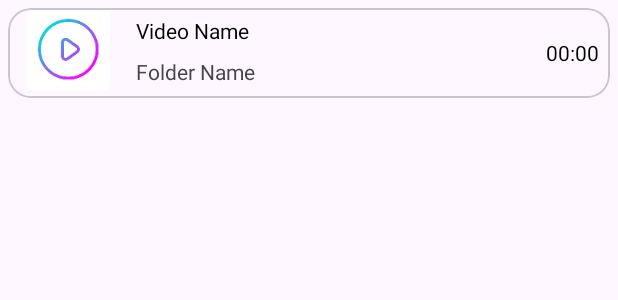
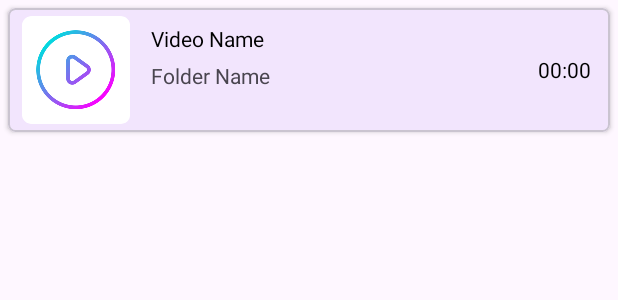
Before and after one commit to HarshAndroid/VideoPlayer, an Android app: the layout video_view.xml on its own in the app's theme, with its tools: preview values and no code run, on a phone screen of 412 x 824 dp. Shown: the top 300 px of the screen. Run offline under Robolectric (Android 15) with nearby library versions, the phone set to English and light mode, and no system bars.

Commit message:
video item new design

```diff
--- a/app/src/main/res/layout/video_view.xml
+++ b/app/src/main/res/layout/video_view.xml
@@ -1,51 +1,71 @@
 <?xml version="1.0" encoding="utf-8"?>
 <com.google.android.material.card.MaterialCardView xmlns:android="http://schemas.android.com/apk/res/android"
     xmlns:app="http://schemas.android.com/apk/res-auto"
+    style="@style/Widget.Material3.CardView.Outlined"
     android:layout_width="match_parent"
-    android:layout_height="60dp"
+    android:layout_height="wrap_content"
     android:layout_margin="5dp"
-    app:cardCornerRadius="15dp">
+    app:cardCornerRadius="5dp"
+    app:cardElevation="2dp"
+    app:contentPadding="5dp">
+
+    <androidx.constraintlayout.widget.ConstraintLayout
+        android:layout_width="match_parent"
+        android:layout_height="wrap_content">
 
         <com.google.android.material.imageview.ShapeableImageView
             android:id="@+id/videoImg"
-        android:layout_width="70dp"
-        android:layout_height="55dp"
-        android:layout_marginStart="5dp"
+            android:layout_width="80dp"
+            android:layout_height="match_parent"
             android:contentDescription="@string/image"
             android:src="@mipmap/ic_video_player"
+            app:layout_constraintBottom_toBottomOf="parent"
+            app:layout_constraintEnd_toStartOf="@id/videoName"
+            app:layout_constraintStart_toStartOf="parent"
+            app:layout_constraintTop_toTopOf="parent"
             app:shapeAppearanceOverlay="@style/curved" />
 
         <TextView
             android:id="@+id/videoName"
-        android:layout_width="match_parent"
-        android:layout_height="30dp"
-        android:layout_marginStart="80dp"
-        android:layout_marginEnd="50dp"
+            android:layout_width="0dp"
+            android:layout_height="wrap_content"
             android:gravity="center_vertical"
             android:maxLines="1"
-        android:paddingHorizontal="5dp"
+            android:paddingHorizontal="10dp"
+            android:paddingVertical="5dp"
             android:text="@string/video_name"
-        android:textColor="@color/black" />
+            android:textColor="@color/black"
+            app:layout_constraintEnd_toStartOf="@id/duration"
+            app:layout_constraintStart_toEndOf="@id/videoImg"
+            app:layout_constraintTop_toTopOf="parent" />
 
         <TextView
             android:id="@+id/folderName"
-        android:layout_width="match_parent"
-        android:layout_height="25dp"
-        android:layout_marginStart="80dp"
-        android:layout_marginTop="30dp"
-        android:layout_marginEnd="50dp"
+            android:layout_width="0dp"
+            android:layout_height="wrap_content"
             android:gravity="center_vertical"
             android:maxLines="1"
-        android:paddingHorizontal="5dp"
-        android:text="@string/folder_name" />
+            android:paddingHorizontal="10dp"
+            android:text="@string/folder_name"
+            app:layout_constraintEnd_toStartOf="@id/duration"
+            app:layout_constraintStart_toEndOf="@id/videoImg"
+            app:layout_constraintTop_toBottomOf="@id/videoName" />
+
 
         <TextView
             android:id="@+id/duration"
             android:layout_width="50dp"
-        android:layout_height="match_parent"
+            android:layout_height="0dp"
             android:layout_gravity="end"
             android:gravity="center"
             android:text="@string/duration"
-        android:textColor="@color/black" />
+            android:textColor="@color/black"
+            app:layout_constraintBottom_toBottomOf="parent"
+            app:layout_constraintEnd_toEndOf="parent"
+            app:layout_constraintStart_toEndOf="@id/folderName"
+            app:layout_constraintTop_toTopOf="parent" />
+
+    </androidx.constraintlayout.widget.ConstraintLayout>
+
 
 </com.google.android.material.card.MaterialCardView>
```
Lines whose indentation alone changed are shown as unchanged.
